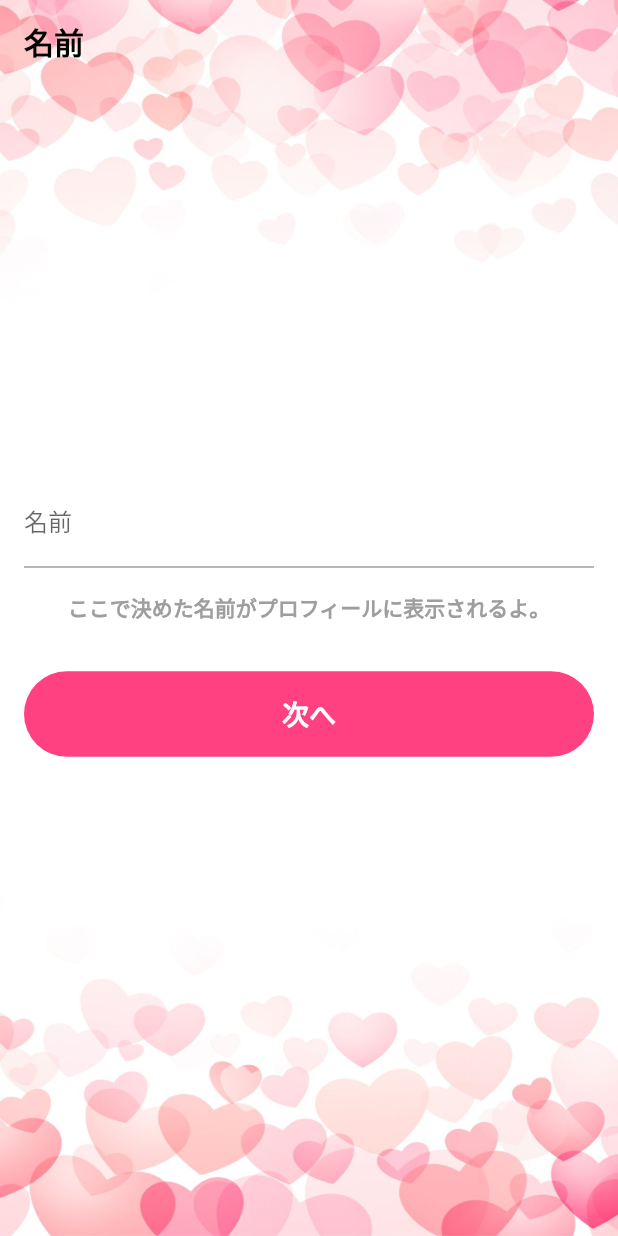
After one commit to HirotakaUchishiba/koibana.ai, a Flutter app: the RegisterNameScreen screen opened directly, on a phone screen of 412 x 824 dp. The commit adds this screen. Run offline on Flutter 3.47's test engine with Material 2 defaults, Android fonts, the phone set to English and light mode, and no system bars; our stand-ins replace email_validator, hooks_riverpod.

Commit message:
名前設定ページ作成

```diff
--- a/client/lib/main.dart
+++ b/client/lib/main.dart
@@ -2,9 +2,14 @@
 //Project import
 import 'package:client/screens/home_screen/home_screen.dart';
 import 'package:flutter/material.dart';
+import 'package:hooks_riverpod/hooks_riverpod.dart';
 
 void main() {
-  runApp(MyApp());
+  runApp(
+    const ProviderScope(
+      child: MyApp(),
+    ),
+  );
 }
 
 class MyApp extends StatelessWidget {
--- /dev/null
+++ b/client/lib/screens/register_name_screen/register_name_screen.dart
@@ -0,0 +1,80 @@
+import 'package:flutter/material.dart';
+import 'package:hooks_riverpod/hooks_riverpod.dart';
+
+final nameProvider = StateProvider<String>((ref) => '');
+
+class RegisterNameScreen extends HookConsumerWidget {
+  const RegisterNameScreen({super.key});
+
+  @override
+  Widget build(BuildContext context, WidgetRef ref) {
+    final name = ref.watch(nameProvider);
+
+    return Scaffold(
+      extendBodyBehindAppBar: true,
+      appBar: AppBar(
+          automaticallyImplyLeading: false,
+          title: const Text('名前',
+              style:
+                  TextStyle(fontWeight: FontWeight.bold, color: Colors.black)),
+          backgroundColor: Colors.transparent,
+          elevation: 0),
+      body: Container(
+        decoration: const BoxDecoration(
+          image: DecorationImage(
+            image: AssetImage('images/background_image2.jpg'),
+            fit: BoxFit.fill,
+          ),
+        ),
+        child: Center(
+          child: Padding(
+            padding: const EdgeInsets.fromLTRB(16, 0, 16, 0),
+            child: Column(
+              mainAxisAlignment: MainAxisAlignment.center,
+              children: [
+                TextField(
+                  onChanged: (value) {
+                    ref.read(nameProvider);
+                  },
+                  decoration: const InputDecoration(
+                    labelText: '名前',
+                  ),
+                ),
+                const SizedBox(
+                  height: 16,
+                ),
+                const Text('ここで決めた名前がプロフィールに表示されるよ。',
+                    style: TextStyle(
+                        fontWeight: FontWeight.bold, color: Colors.grey)),
+                const SizedBox(height: 32),
+                SizedBox(
+                  width: double.infinity,
+                  child: ElevatedButton(
+                    style: ElevatedButton.styleFrom(
+                      elevation: 0,
+                      foregroundColor: Colors.white,
+                      backgroundColor: Colors.pinkAccent,
+                      textStyle: const TextStyle(
+                        fontSize: 18,
+                        fontWeight: FontWeight.bold,
+                      ),
+                      padding: const EdgeInsets.symmetric(
+                          horizontal: 30, vertical: 15),
+                      shape: RoundedRectangleBorder(
+                        borderRadius: BorderRadius.circular(30),
+                      ),
+                    ),
+                    onPressed: () {
+                      // Save name to Firebase and navigate to next screen
+                    },
+                    child: const Text('次へ'),
+                  ),
+                ),
+              ],
+            ),
+          ),
+        ),
+      ),
+    );
+  }
+}
--- a/client/lib/screens/signup_screen/signup_screen.dart
+++ b/client/lib/screens/signup_screen/signup_screen.dart
@@ -1,5 +1,10 @@
+//Project import
 import 'package:email_validator/email_validator.dart';
 import 'package:flutter/material.dart';
+
+//Package import
+import 'package:client/screens/register_name_screen/register_name_screen.dart';
+
 
 class SignupScreen extends StatefulWidget {
   const SignupScreen({super.key});
@@ -87,7 +92,10 @@ class _SignupScreenState extends State<SignupScreen> {
                         ),
                         onPressed: () {
                           if (_formKey.currentState!.validate()) {
-                            // Register logic here
+                            Navigator.push(
+                  context,
+                  MaterialPageRoute(builder: (context) => RegisterNameScreen()),
+                );
                           }
                         },
                         child: const Text('登録'),
--- a/client/pubspec.yaml
+++ b/client/pubspec.yaml
@@ -36,6 +36,8 @@ dependencies:
   # Use with the CupertinoIcons class for iOS style icons.
   cupertino_icons: ^1.0.2
   email_validator: ^2.1.17
+  riverpod: ^2.3.5
+  hooks_riverpod: ^2.3.5
 
 dev_dependencies:
   flutter_test:
```
